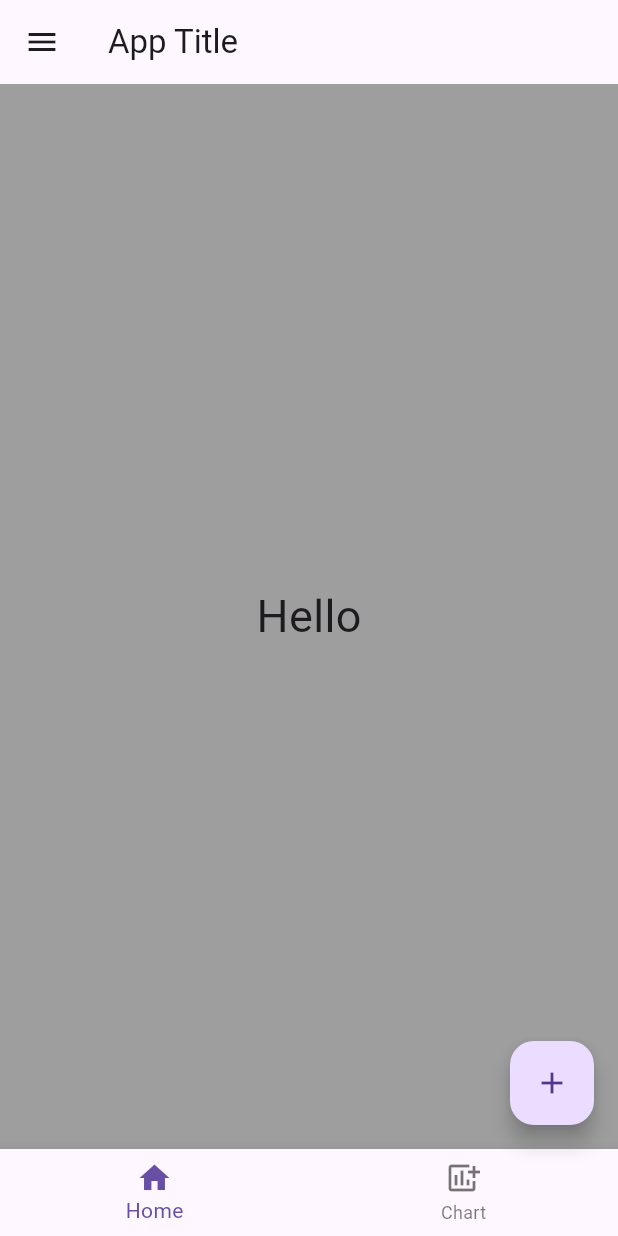
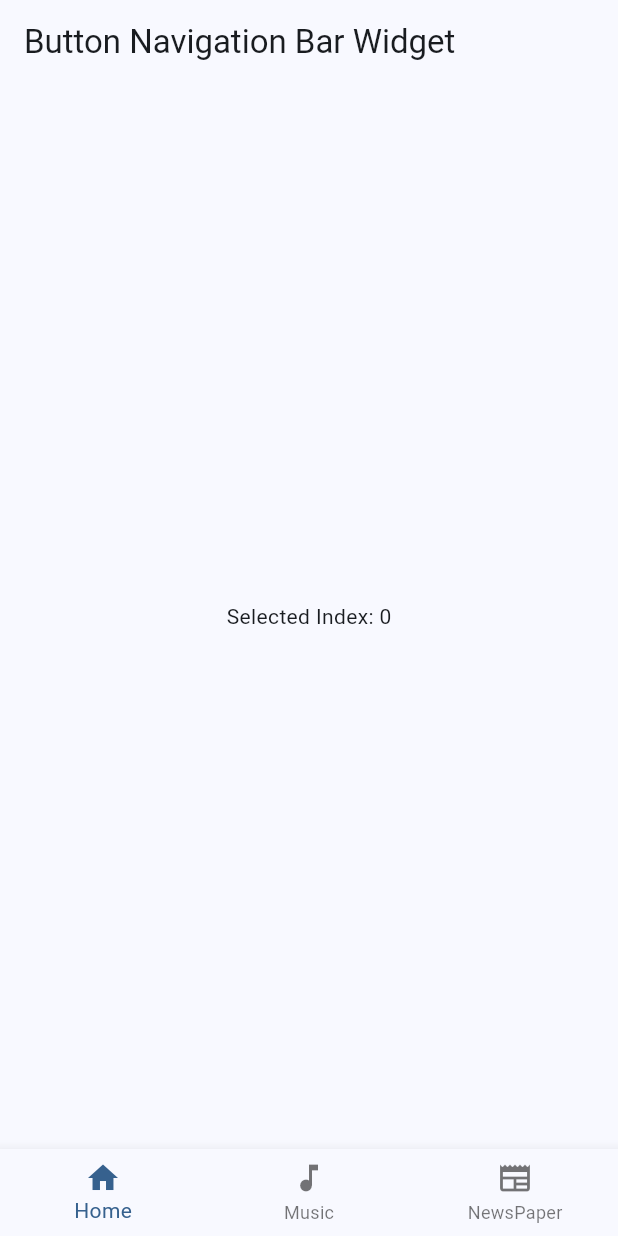
Before and after one commit to RahulProjects01/Flutter_Widget-s, a Flutter app: the screen it shows after launch, on a phone screen of 412 x 824 dp. Run offline on Flutter 3.47's test engine with Material 3 defaults, Android fonts, the phone set to English and light mode, and no system bars.

Commit message:
update code

```diff
--- /dev/null
+++ b/lib/Widgets/ButtonNavigationBarWidget.dart
@@ -0,0 +1,51 @@
+import 'package:flutter/material.dart';
+
+class ButtonNavigationBarWidget extends StatefulWidget {
+  @override
+  _ButtonNavigationBarWidgetState createState() =>
+      _ButtonNavigationBarWidgetState();
+}
+
+class _ButtonNavigationBarWidgetState extends State<ButtonNavigationBarWidget> {
+
+  // The current index of the BottomNavigationBar
+  int _currentIndex = 0;
+
+  // Method to handle item tap
+  void _onItemTapped(int index) {
+    setState(() {
+      _currentIndex = index; // Update the current index
+    });
+  }
+
+  @override
+  Widget build(BuildContext context) {
+    return Scaffold(
+      appBar: AppBar(
+        title: Text('Button Navigation Bar Widget'),
+      ),
+      body: Center(
+        // You can change the body based on the current index here.
+        child: Text('Selected Index: $_currentIndex'),
+      ),
+      bottomNavigationBar: BottomNavigationBar(
+        currentIndex: _currentIndex, // Set the current index
+        onTap: _onItemTapped, // Handle tap event
+        items: [
+          BottomNavigationBarItem(
+              icon: Icon(Icons.home),
+              label: 'Home',
+              backgroundColor: Colors.blue),
+          BottomNavigationBarItem(
+              icon: Icon(Icons.music_note),
+              label: 'Music',
+              backgroundColor: Colors.yellow),
+          BottomNavigationBarItem(
+              icon: Icon(Icons.newspaper),
+              label: 'NewsPaper',
+              backgroundColor: Colors.pink),
+        ],
+      ),
+    );
+  }
+}
--- a/lib/Widgets/ScaffoldWidgetScreen.dart
+++ b/lib/Widgets/ScaffoldWidgetScreen.dart
@@ -9,9 +9,8 @@ class ScaffoldWidgetScreen extends StatelessWidget {
         home: Scaffold(
           appBar: AppBar(
             title: Text("App Title"),
-
           ),
-          body: Center(
+          body: const Center(
             child: Text(
               "Hello",
               style: TextStyle(fontSize: 30),
@@ -24,7 +23,7 @@ class ScaffoldWidgetScreen extends StatelessWidget {
 
           // Added BottomNavigationBar with at least 2 items
           bottomNavigationBar: BottomNavigationBar(
-            items: [
+            items: const [
               BottomNavigationBarItem(
                 icon: Icon(Icons.home),
                 label: 'Home',
@@ -36,7 +35,9 @@ class ScaffoldWidgetScreen extends StatelessWidget {
             ],
           ),
           backgroundColor: Colors.grey,
-          drawer: Drawer(child: Text("Demo"),),
+          drawer: const Drawer(
+            child: Text("Demo"),
+          ),
         ));
   }
 }
--- a/lib/main.dart
+++ b/lib/main.dart
@@ -1,7 +1,11 @@
 import 'package:flutter/material.dart';
+import 'package:rahuldemoproject/Widgets/ButtonNavigationBarWidget.dart';
+import 'package:rahuldemoproject/Widgets/DrawerWidget.dart';
+import 'package:rahuldemoproject/Widgets/ElevatedButtonWidget.dart';
 import 'package:rahuldemoproject/Widgets/ListView_Builder.dart';
 import 'package:rahuldemoproject/Widgets/RowScreen.dart';
 import 'package:rahuldemoproject/Widgets/ScaffoldWidgetScreen.dart';
+import 'package:rahuldemoproject/Widgets/SingleChildScrollViewWidget.dart';
 import 'package:rahuldemoproject/Widgets/StackWidgetScreen.dart';
 import 'package:rahuldemoproject/Widgets/columnScreen.dart';
 import 'package:rahuldemoproject/Widgets/container.dart';
@@ -29,8 +33,15 @@ class MyApp extends StatelessWidget {
       // home: RowScreen(),
       // home: ListViewScreen(),
       // home: Stackwidgetscreen(),
-      home: ScaffoldWidgetScreen(),
+      // home: ScaffoldWidgetScreen(),
+      // home: ElevatedButtonWidget(),
+      // home: Singlechildscrollviewwidget(),
+      // home: DrawerWidget(),
+      home: ButtonNavigationBarWidget(),
+
     );
+
+
 
   }
 }
```
Also changed, not shown: lib/Widgets/DrawerWidget.dart (added, +59 -0 lines), lib/Widgets/ElevatedButtonWidget.dart (added, +66 -0 lines), lib/Widgets/SingleChildScrollViewWidget.dart (added, +43 -0 lines).
